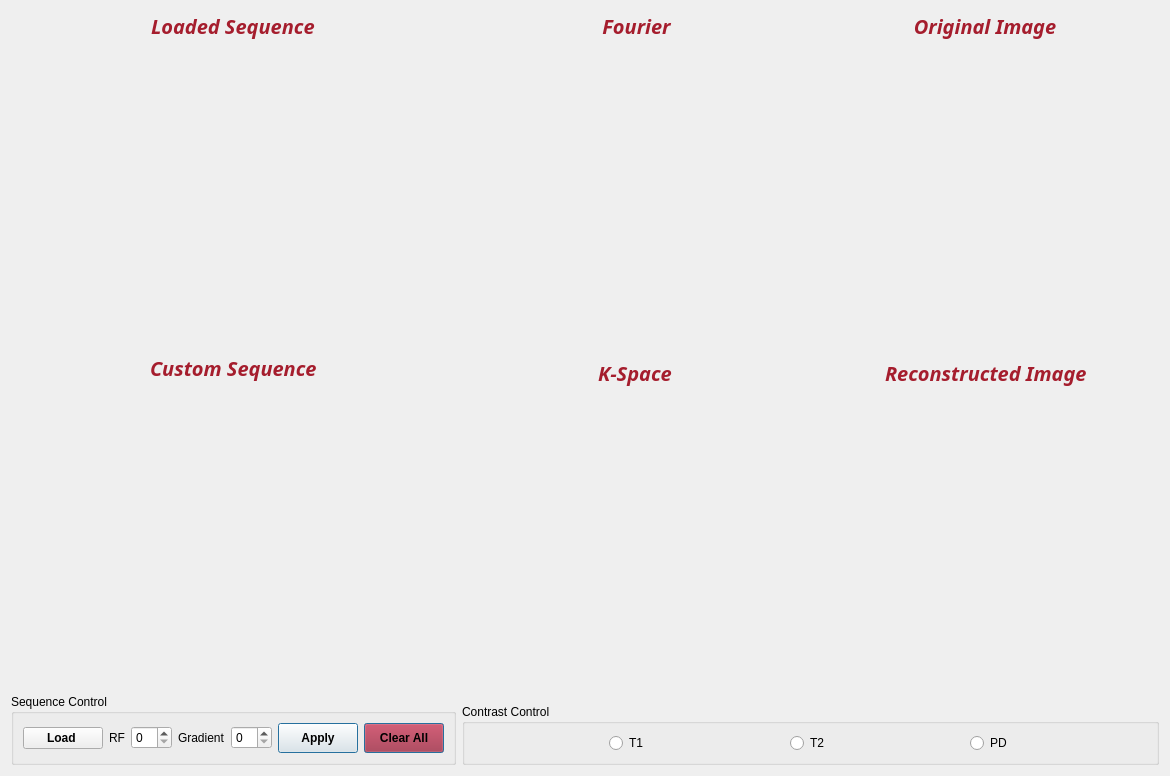
Before: the Qt Designer form src/ui/Phantom.ui in Mostafa-Medhat/MRI-Phantom, drawn with Qt 5.
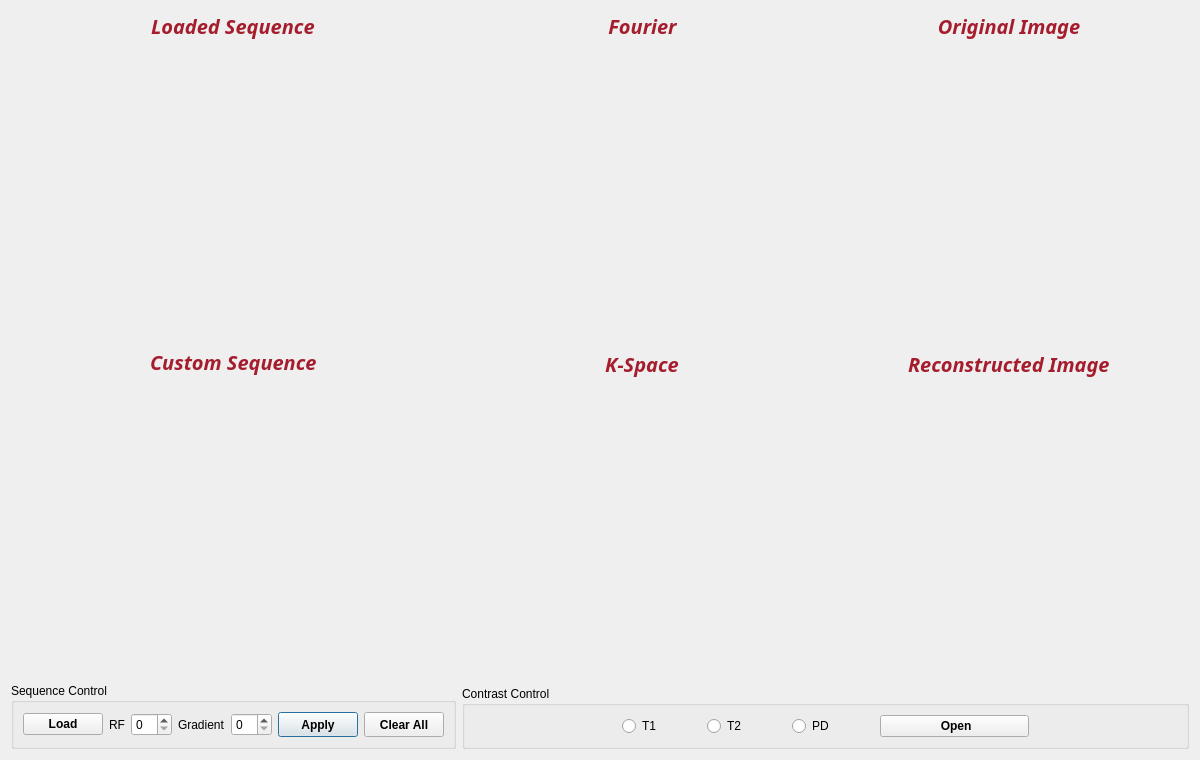
After: the same form once the commit is applied. Icons and pictures are not drawn.

Commit message:
update figures & clear function
Update figures to occupy whole canvas
Add clear all function

Diff of the .ui file:
```diff
--- a/src/ui/Phantom.ui
+++ b/src/ui/Phantom.ui
@@ -6,8 +6,8 @@
    <rect>
     <x>0</x>
     <y>0</y>
-    <width>1170</width>
-    <height>776</height>
+    <width>1200</width>
+    <height>760</height>
    </rect>
   </property>
   <property name="minimumSize">
@@ -24,7 +24,7 @@
   </property>
   <layout class="QGridLayout" name="gridLayout_3">
    <item row="0" column="0">
-    <layout class="QHBoxLayout" name="horizontalLayout" stretch="1,3">
+    <layout class="QHBoxLayout" name="horizontalLayout" stretch="3,5">
      <item>
       <layout class="QVBoxLayout" name="verticalLayout" stretch="2,2,0">
        <item>
@@ -122,7 +122,7 @@
                </font>
               </property>
               <property name="text">
-               <string>Load </string>
+               <string> Load </string>
               </property>
               <property name="icon">
                <iconset>
@@ -194,13 +194,7 @@
               <property name="minimumSize">
                <size>
                 <width>0</width>
-                <height>30</height>
-               </size>
-              </property>
-              <property name="baseSize">
-               <size>
-                <width>0</width>
-                <height>0</height>
+                <height>25</height>
                </size>
               </property>
               <property name="font">
@@ -238,13 +232,7 @@
               <property name="minimumSize">
                <size>
                 <width>0</width>
-                <height>30</height>
-               </size>
-              </property>
-              <property name="baseSize">
-               <size>
-                <width>0</width>
-                <height>0</height>
+                <height>25</height>
                </size>
               </property>
               <property name="font">
@@ -253,18 +241,9 @@
                 <bold>true</bold>
                </font>
               </property>
-              <property name="cursor">
-               <cursorShape>PointingHandCursor</cursorShape>
-              </property>
-              <property name="styleSheet">
-               <string notr="true">background-color: rgb(165, 29, 45);</string>
-              </property>
               <property name="text">
                <string>Clear All</string>
               </property>
-              <property name="default">
-               <bool>true</bool>
-              </property>
              </widget>
             </item>
             <item>
@@ -291,7 +270,7 @@
       <layout class="QVBoxLayout" name="verticalLayout_2" stretch="2,2,0">
        <item>
         <layout class="QGridLayout" name="gridLayout">
-         <property name="spacing">
+         <property name="verticalSpacing">
           <number>0</number>
          </property>
          <item row="0" column="0">
@@ -409,7 +388,7 @@
            <property name="maximumSize">
             <size>
              <width>16777215</width>
-             <height>30</height>
+             <height>35</height>
             </size>
            </property>
            <property name="font">
@@ -436,7 +415,7 @@
          <property name="title">
           <string>Contrast Control</string>
          </property>
-         <layout class="QHBoxLayout" name="horizontalLayout_4">
+         <layout class="QHBoxLayout" name="horizontalLayout_4" stretch="1,0,0,0,0,0,0,1,1">
           <item>
            <spacer name="horizontalSpacer_3">
             <property name="orientation">
@@ -510,6 +489,36 @@
             </property>
            </spacer>
           </item>
+          <item>
+           <widget class="QPushButton" name="pushButton_openPhantom">
+            <property name="font">
+             <font>
+              <weight>75</weight>
+              <bold>true</bold>
+             </font>
+            </property>
+            <property name="text">
+             <string> Open</string>
+            </property>
+            <property name="icon">
+             <iconset>
+              <normaloff>../docs/icons/open folder.png</normaloff>../docs/icons/open folder.png</iconset>
+            </property>
+           </widget>
+          </item>
+          <item>
+           <spacer name="horizontalSpacer_11">
+            <property name="orientation">
+             <enum>Qt::Horizontal</enum>
+            </property>
+            <property name="sizeHint" stdset="0">
+             <size>
+              <width>40</width>
+              <height>20</height>
+             </size>
+            </property>
+           </spacer>
+          </item>
          </layout>
         </widget>
        </item>
```
The commit also changes 1 other file.
